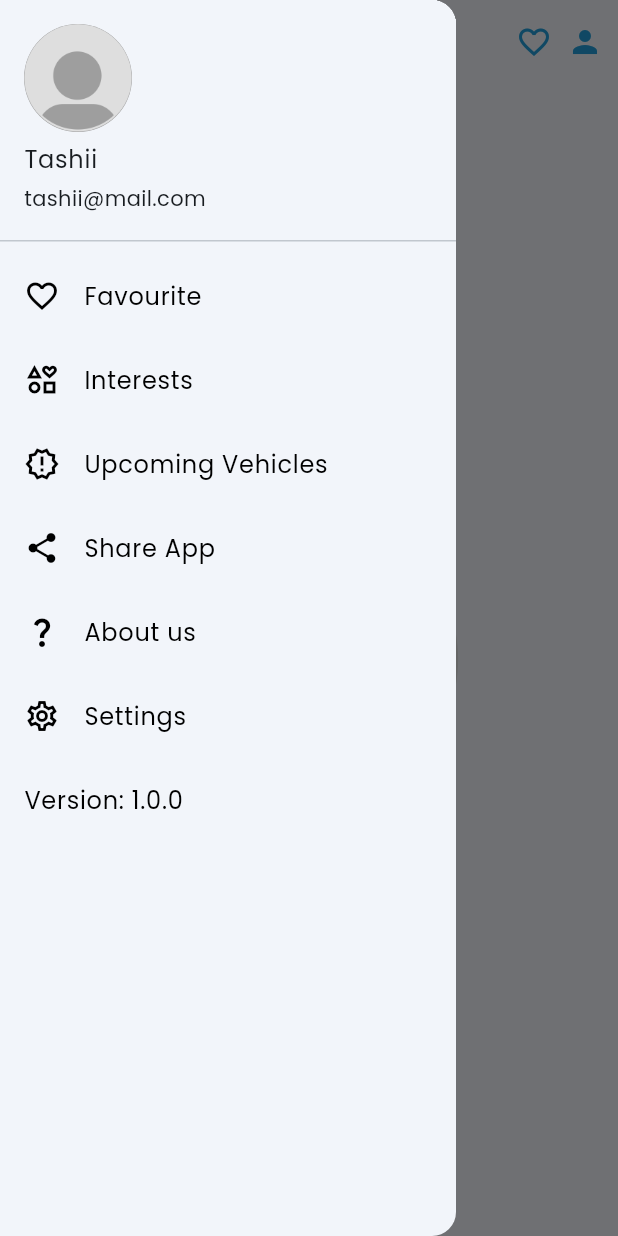
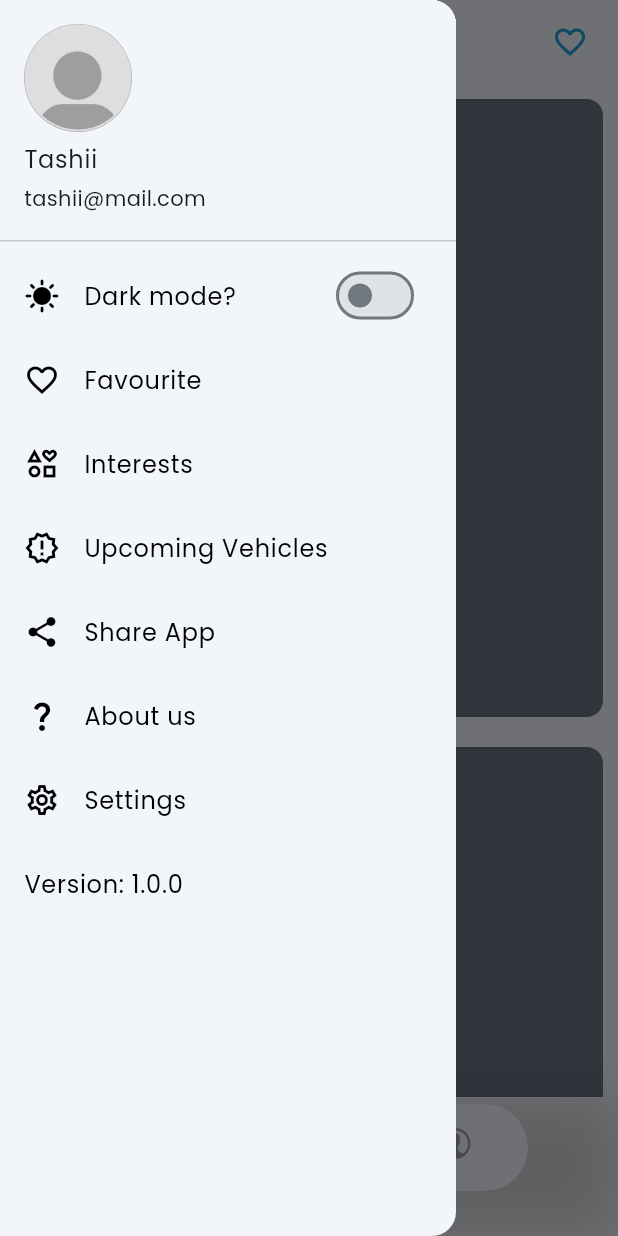
Before and after one commit to mayur-baniya/velocity-1, a Flutter app: the HomeScreen screen opened directly, with the side drawer open, on a phone screen of 412 x 824 dp. Run offline on Flutter 3.47's test engine with Material 3 defaults, Android fonts, the light colour scheme and no system bars; our stand-ins replace flutter_dotenv, flutter_spinkit, get, google_fonts, velocity_x.

Commit message:
Implemented Bottom Navigation bar, added user(profile) option, and some minor changes

```diff
--- a/lib/main.dart
+++ b/lib/main.dart
@@ -38,7 +38,7 @@ class MyApp extends StatelessWidget {
       title: 'Velocity',
       theme: lightTheme,
       darkTheme: darkTheme,
-      themeMode: ThemeMode.system,
+      // themeMode: ThemeMode.system,
       home: LoginScreen(), //LoginScreen()SignUpScreen
     );
   }
--- a/lib/screens/login_screen.dart
+++ b/lib/screens/login_screen.dart
@@ -191,7 +191,9 @@ class _LoginScreenState extends State<LoginScreen> {
                               ),
                             ),
                           ),
-                          onPressed: () {},
+                          onPressed: () {
+                            Get.to(()=> HomeScreen());
+                          },
                           child: 'Facebook'.text.white.lg.bold.make()),
                       TextButton(
                           style: ButtonStyle(
--- a/lib/screens/mainpages/NavBar.dart
+++ b/lib/screens/mainpages/NavBar.dart
@@ -1,6 +1,8 @@
 // ignore_for_file: prefer_const_constructors, prefer_const_literals_to_create_immutables
 
 import 'package:flutter/material.dart';
+import 'package:get/get.dart';
+import 'package:velocity/screens/mainpages/profile.dart';
 import 'package:velocity_x/velocity_x.dart';
 import 'package:velocity/themes/colors.dart';
 
@@ -12,6 +14,16 @@ class NavBar extends StatefulWidget {
 }
 
 class _NavBarState extends State<NavBar> {
+  bool isDark = false;
+
+  changeTheme() {
+      if (isDark) {
+        Get.changeThemeMode(ThemeMode.dark);
+      } else {
+        Get.changeThemeMode(ThemeMode.light);
+      }
+  }
+
   @override
   Widget build(BuildContext context) {
     return Drawer(
@@ -37,6 +49,21 @@ class _NavBarState extends State<NavBar> {
                 ),
               ),
             ),
+          ),
+          ListTile(
+            leading: Icon(
+              Icons.sunny,
+              color: secondaryColor(context),
+            ),
+            title: "Dark mode?".text.color(secondaryColor(context)).make(),
+            trailing: Switch(
+                value: isDark,
+                onChanged: (value) {
+                  setState(() {
+                    isDark = !isDark;
+                    changeTheme();
+                  });
+                }),
           ),
           ListTile(
             leading: Icon(
@@ -85,7 +112,9 @@ class _NavBarState extends State<NavBar> {
               color: secondaryColor(context),
             ),
             title: "Settings".text.color(secondaryColor(context)).make(),
-            onTap: () {},
+            onTap: () {
+             // Get.to(()=> ());
+            },
           ),
           ListTile(
             title: "Version: 1.0.0".text.color(secondaryColor(context)).make(),
--- a/lib/screens/mainpages/home_screen.dart
+++ b/lib/screens/mainpages/home_screen.dart
@@ -1,11 +1,13 @@
 // ignore_for_file: prefer_const_constructors
 
+import 'package:flutter/cupertino.dart';
 import 'package:flutter/material.dart';
 import 'package:get/get.dart';
 import 'package:velocity/screens/mainpages/NavBar.dart';
-import 'package:velocity/screens/signup_screen.dart';
+import 'package:velocity/screens/mainpages/Search.dart';
+import 'package:velocity/screens/mainpages/profile.dart';
+import 'package:velocity/screens/test.dart';
 import 'package:velocity_x/velocity_x.dart';
-import 'package:velocity/themes/colors.dart';
 
 class HomeScreen extends StatefulWidget {
   const HomeScreen({super.key});
@@ -15,34 +17,93 @@ class HomeScreen extends StatefulWidget {
 }
 
 class _HomeScreenState extends State<HomeScreen> {
+  late PageController _pageController;
+  int _currentIndex = 1;
+
+  final List<Widget> _pages = <Widget>[
+    SearchScreen(),
+    Test(),
+    ProfileScreen(),
+  ];
+
+  void _onTabTapped(int index) {
+    setState(() {
+      _currentIndex = index;
+    });
+
+    if (_pageController != null) {
+      _pageController.animateToPage(index,
+          duration: Duration(milliseconds: 300), curve: Curves.decelerate);
+    }
+  }
+
+  @override
+  void initState() {
+    // TODO: implement initState
+    _pageController = PageController(initialPage: _currentIndex);
+    super.initState();
+  }
+
+  @override
+  void dispose() {
+    // TODO: implement dispose
+    super.dispose();
+    _pageController.dispose();
+  }
+
   @override
   Widget build(BuildContext context) {
+    Size size = MediaQuery.of(context).size;
+
     return Scaffold(
       drawerEnableOpenDragGesture: false,
-      //  backgroundColor:
-      //       (MediaQuery.of(context).platformBrightness == Brightness.light
-      //           ? scaffoldLightColor
-      //           : Colors.black),
       appBar: AppBar(
         centerTitle: true,
         title: "Velocity".text.make(),
         actions: [
-          Icon(Icons.favorite_outline).marginOnly(right: 10),
-          Icon(Icons.person).marginOnly(right: 10)
+          Icon(Icons.favorite_outline).marginOnly(right: 20),
         ],
       ),
       drawer: NavBar(),
-      body: Column(
-        mainAxisAlignment: MainAxisAlignment.center,
-        children: [
-          VxBox()
-              .withDecoration(BoxDecoration(
-                  image: DecorationImage(
-                      image: AssetImage('assets/images/defaultpfp.png'))))
-              .size(200, 200)
-              .color(Colors.green)
-              .makeCentered()
-        ],
+      bottomNavigationBar: Container(
+        decoration: BoxDecoration(
+          boxShadow: [
+            BoxShadow(
+              color: Colors.black.withOpacity(.15),
+              blurRadius: 30,
+            )
+          ]
+        ),
+        child: ClipRRect(
+          borderRadius: BorderRadius.circular(50),
+          child: BottomNavigationBar(
+              currentIndex: _currentIndex,
+              onTap: _onTabTapped,
+              items: const [
+                BottomNavigationBarItem(
+                    icon: Icon(Icons.search),
+                    activeIcon: Icon(Icons.search_sharp),
+                    label: "SEARCH"),
+                BottomNavigationBarItem(
+                    icon: Icon(Icons.home_outlined),
+                    activeIcon: Icon(Icons.home,),
+                    label: "HOME"),
+                BottomNavigationBarItem(
+                    icon: Icon(CupertinoIcons.person_alt_circle),
+                    activeIcon: Icon(CupertinoIcons.person_alt_circle_fill),
+                    label: "Profile"),
+              ]),
+        )
+            .paddingOnly(bottom: 30, top: 5, right: 60, left: 60),
+      ),
+      body: PageView(
+        controller: _pageController,
+        children: _pages,
+        onPageChanged: (int index) {
+          setState(() {
+            _currentIndex = index;
+          });
+        },
       ),
     );
   }
--- a/lib/screens/signup_screen.dart
+++ b/lib/screens/signup_screen.dart
@@ -177,7 +177,7 @@ class SignUpScreenState extends State<SignUpScreen> {
                               child: "any data here".text.make()
                             ).alignCenter
                                 .size(Get.width * 0.9, Get.height * 0.5)
-                                .color(Colors.grey)
+                                .color(helperColor(context))
                                 .make()
                           );
                       },
--- a/lib/screens/test.dart
+++ b/lib/screens/test.dart
@@ -16,31 +16,21 @@ class _TestState extends State<Test> {
 
   @override
   Widget build(BuildContext context) {
-    return VxBox(
-        child: Flexible(
-      child: Row(
-        mainAxisSize: MainAxisSize.min,
-        mainAxisAlignment: MainAxisAlignment.spaceAround,
-        children: [
-          VxBox(
-              child: DropdownButtonFormField(
-            items: city.map(buildMenuItems).toList(),
-            onChanged: (value) {
-              setState(() {
-                this.selectedCity = value;
-              });
-            },
-          )).blue100.make().marginOnly(right: 5).expand(),
-        ],
-      ),
-    )).make().marginSymmetric(horizontal: 20);
+    return  ListView.builder(
+      itemCount: 20,
+      itemBuilder: (context, index) {
+
+        return VxBox()
+        .size(Get.width * 0.8, Get.height * 0.5)
+        .withDecoration(
+          BoxDecoration(
+            color: Vx.randomColor,
+            borderRadius: BorderRadius.circular(11)
+          )
+        )
+        .make().paddingAll(10);
+    },);
+
   }
 
-  DropdownMenuItem<String> buildMenuItems(String city) => DropdownMenuItem(
-        value: city,
-        child: Text(
-          city,
-          style: TextStyle(fontWeight: FontWeight.bold, color: primaryColor),
-        ),
-      );
 }
--- a/lib/themes/themes.dart
+++ b/lib/themes/themes.dart
@@ -1,6 +1,7 @@
 import 'package:flutter/material.dart';
 import 'package:google_fonts/google_fonts.dart';
 import 'package:velocity/themes/colors.dart';
+import 'package:velocity/themes/custom_themes/x_bottom_navigation_bar_theme.dart';
 import 'package:velocity/themes/custom_themes/x_drawer_theme.dart';
 import 'package:velocity/themes/custom_themes/x_dropdownbutton_theme.dart';
 import 'custom_themes/x_elevatedbutton_theme.dart';
@@ -14,6 +15,7 @@ ThemeData lightTheme = ThemeData(
     backgroundColor: scaffoldLightColor,
     foregroundColor: bgLightColor,
   ),
+  bottomNavigationBarTheme: lightBottomNavBarThemeData,
   colorScheme: ColorScheme.fromSeed(seedColor: primaryColor),
   primarySwatch: Colors.blue,
   scaffoldBackgroundColor: scaffoldLightColor,
@@ -30,7 +32,7 @@ ThemeData darkTheme = ThemeData(
       backgroundColor: bgDarkColor,
       foregroundColor: scaffoldLightColor,
     ),
-
+    bottomNavigationBarTheme: darkBottomNavBarThemeData,
     fontFamily: GoogleFonts.poppins().fontFamily,
     colorScheme: ColorScheme.fromSeed(seedColor: primaryColor),
     primarySwatch: Colors.blue,
```
Also changed, not shown: lib/screens/mainpages/Search.dart (added, +29 -0 lines), lib/screens/mainpages/profile.dart (added, +69 -0 lines), lib/themes/custom_themes/x_bottom_navigation_bar_theme.dart (added, +34 -0 lines).
